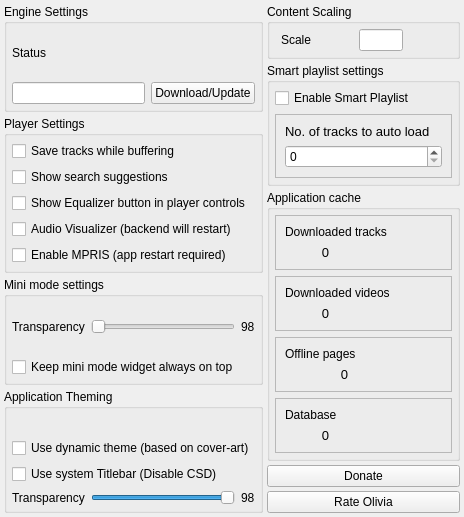
keshavbhatt/olivia, file settings.ui: the form before one commit.
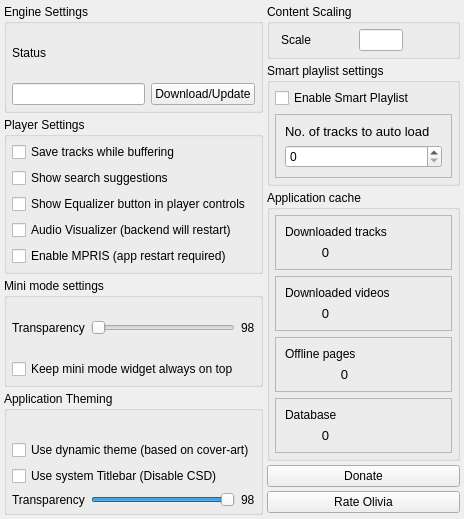
The form after the commit. Icons and pictures are not drawn. Custom widgets are drawn as their Qt base class.

Diff of the .ui file:
```diff
--- a/settings.ui
+++ b/settings.ui
@@ -7,7 +7,7 @@
     <x>0</x>
     <y>0</y>
     <width>464</width>
-    <height>517</height>
+    <height>519</height>
    </rect>
   </property>
   <property name="windowTitle">
@@ -34,6 +34,9 @@
      <property name="topMargin">
       <number>0</number>
      </property>
+     <property name="rightMargin">
+      <number>0</number>
+     </property>
      <item>
       <layout class="QVBoxLayout" name="verticalLayout_2">
        <property name="topMargin">
```
